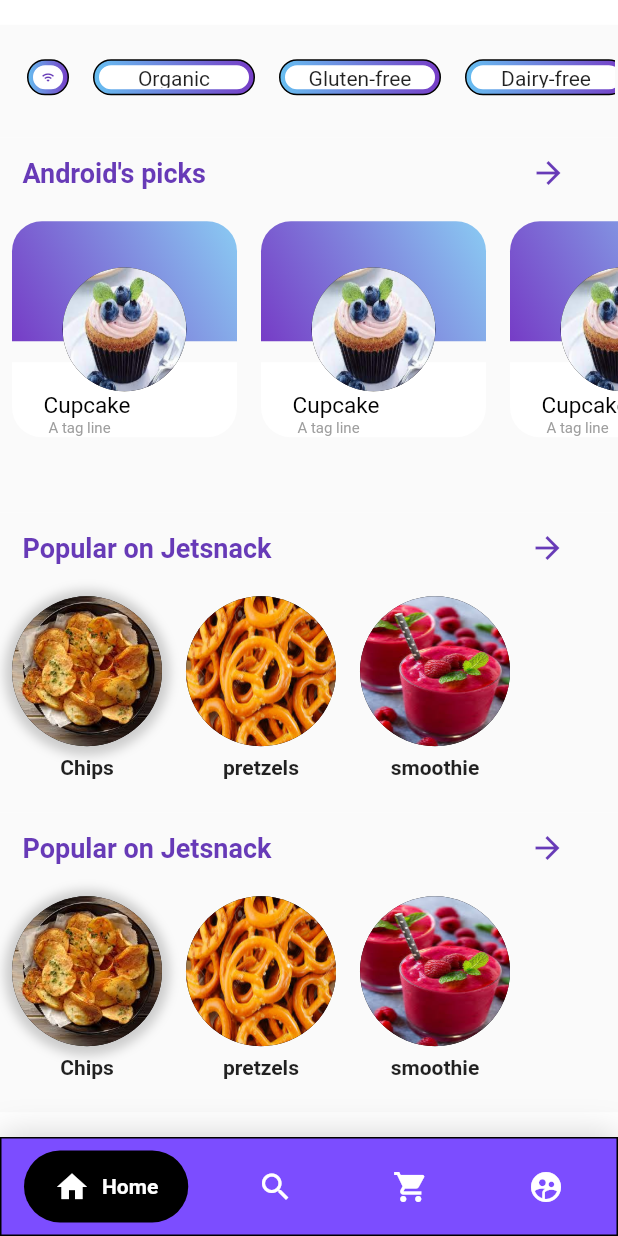
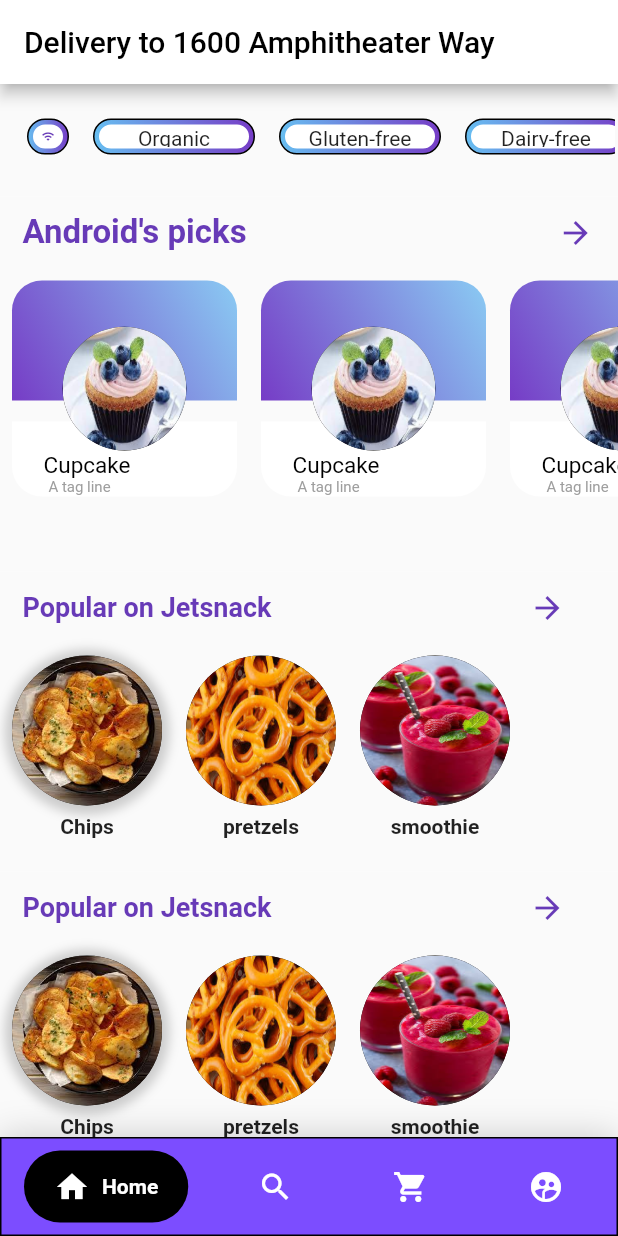
Before and after one commit to ParkJunSoung/flutter_ui_jetsnack, a Flutter app: the screen it shows after launch, on a phone screen of 412 x 824 dp. Run offline on Flutter 3.47's test engine with Material 2 defaults, Android fonts, the phone set to English and light mode, and no system bars; drawn by our look-alikes of google_nav_bar.

Commit message:
검색페이지 ui_2

```diff
--- a/lib/main.dart
+++ b/lib/main.dart
@@ -25,7 +25,7 @@ class _ExampleState extends State<Example> {
   TextStyle(fontSize: 30, fontWeight: FontWeight.w600);
   static const List<Widget> _widgetOptions = <Widget>[
     HomePage(),
-    DetailPage(),
+    Search(),
     Text(
       'Search',
       style: optionStyle,
@@ -39,6 +39,10 @@ class _ExampleState extends State<Example> {
   @override
   Widget build(BuildContext context) {
     return Scaffold(
+      appBar: AppBar(
+        backgroundColor: Colors.white,
+      title: Text('Delivery to 1600 Amphitheater Way',style: TextStyle(color: Colors.black),),
+      ),
       backgroundColor: Colors.white,
       body: Center(
         child: _widgetOptions.elementAt(_selectedIndex),
--- a/lib/ui/body_mid/card_list.dart
+++ b/lib/ui/body_mid/card_list.dart
@@ -1,4 +1,5 @@
 import 'package:flutter/material.dart';
+import 'package:flutter_ui_jetsnack/ui/detail_page.dart';
 
 class CardView extends StatelessWidget {
   const CardView({Key key}) : super(key: key);
@@ -28,8 +29,8 @@ class CardView extends StatelessWidget {
           Row(
             children: [
               Padding(
-                padding: const EdgeInsets.only(left: 15,right: 200),
-                child: Text('Android\'s picks ',style: TextStyle(color: Colors.deepPurple,fontWeight: FontWeight.bold,fontSize: 18),),
+                padding: const EdgeInsets.only(left: 15,right: 190),
+                child: Text('Android\'s picks ',style: TextStyle(color: Colors.deepPurple,fontWeight: FontWeight.bold,fontSize: 22),),
               ),
               IconButton(icon: Icon(Icons.arrow_forward,color: Colors.deepPurple,), onPressed: (){}),
             ],
@@ -39,6 +40,13 @@ class CardView extends StatelessWidget {
             width: 500,
             height: 160,
             child: Expanded(
+              child: InkWell(
+                onTap: () {
+                  Navigator.push(
+                    context,
+                    MaterialPageRoute(builder: (context) => DetailPage()),
+                  );
+                },
                 child: ListView(
                   scrollDirection: Axis.horizontal,
                   children: [
@@ -282,6 +290,7 @@ class CardView extends StatelessWidget {
                 ),
               ),
             ),
+          ),
         ],
       ),
     );
```
Lines whose indentation alone changed are shown as unchanged.
